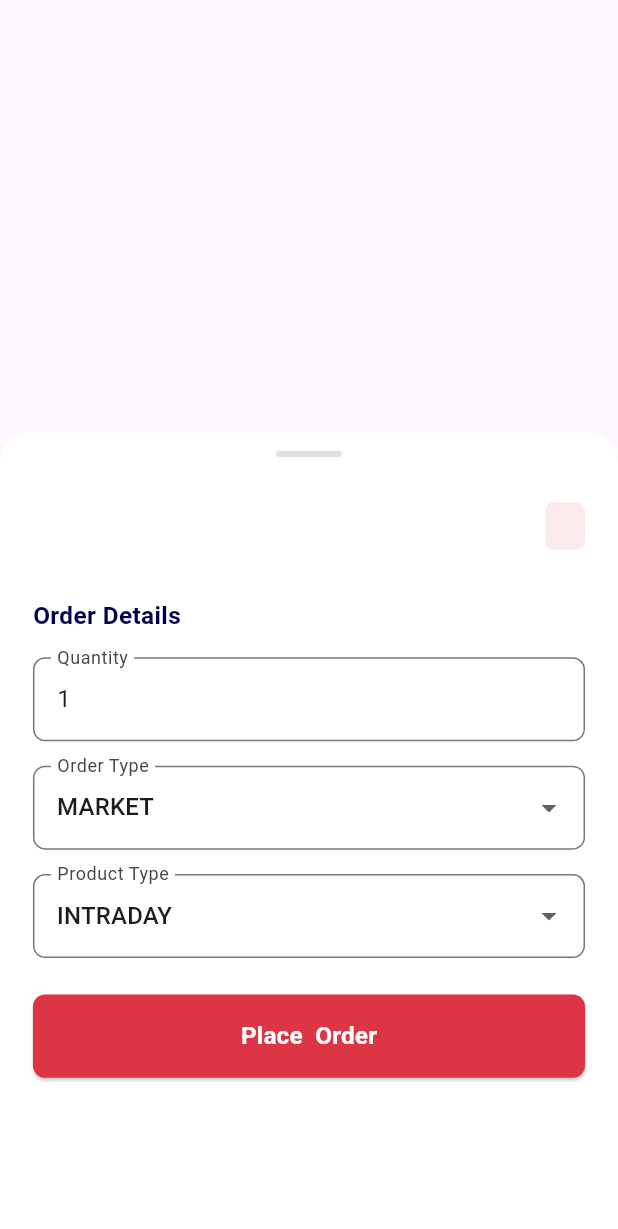
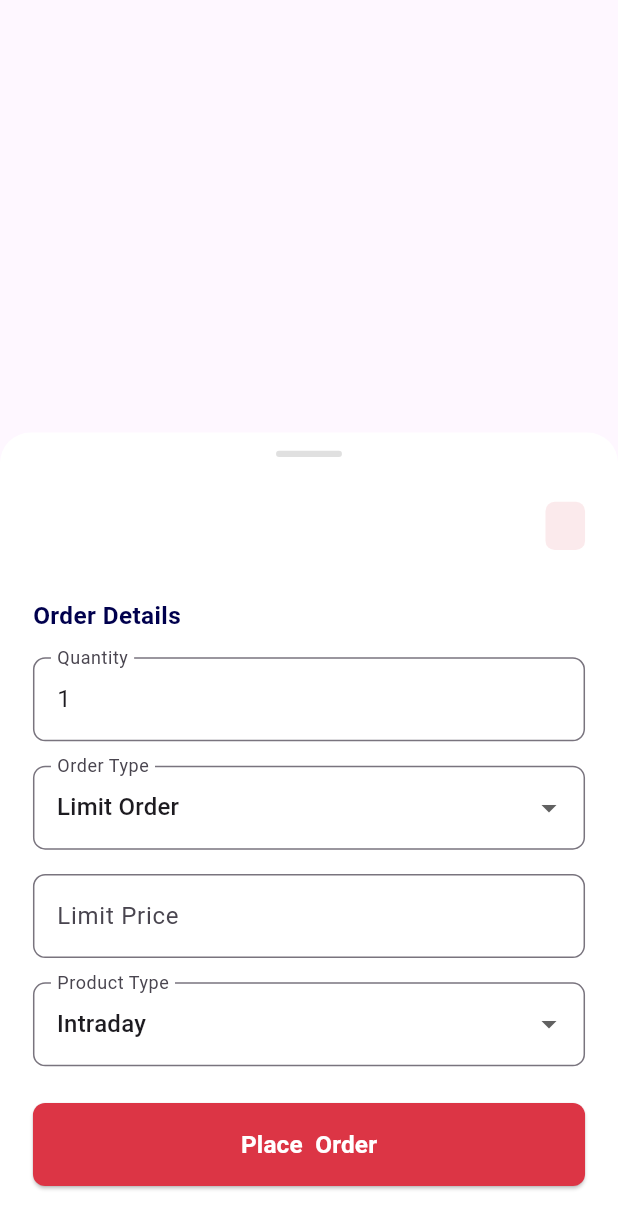
Before and after one commit to iamangiri/classia_user, a Flutter app: the _OrderBottomSheet widget shown alone on an empty page, opened directly with empty values, on a phone screen of 412 x 824 dp. Shown: the top 1229 px of the screen. Run offline on Flutter 3.47's test engine with Material 3 defaults, Android fonts, the phone set to English and light mode, and no system bars; our stand-ins replace cached_network_image, carousel_slider, convex_bottom_bar, equatable, flutter_screenutil, fluttertoast and 9 more; missing offline and left inert: razorpay_flutter; accounts and stored records are empty; network calls fail; project files that could hold a hidden picture were left out.

Commit message:
Fixed place order bug

```diff
--- a/lib/screen/market/market_stock_chart_screen.dart
+++ b/lib/screen/market/market_stock_chart_screen.dart
@@ -165,18 +165,17 @@ class _OrderBottomSheet extends StatefulWidget {
   @override
   State<_OrderBottomSheet> createState() => _OrderBottomSheetState();
 }
-
 class _OrderBottomSheetState extends State<_OrderBottomSheet> {
   bool _isLoading = false;
   final TextEditingController _qtyController = TextEditingController(text: '1');
   final TextEditingController _priceController = TextEditingController();
-  String _selectedOrderType = 'MARKET';
-  String _selectedProduct = 'INTRADAY';
+  String _selectedOrderType = 'RL'; // Changed from 'MARKET' to 'RL'
+  String _selectedProduct = 'I'; // Changed from 'INTRADAY' to 'I'
 
   @override
   void initState() {
     super.initState();
-    _selectedOrderType = 'MARKET';
+    _selectedOrderType = 'RL'; // Regular Limit (Market Order)
   }
 
   Future<void> _placeOrder() async {
@@ -185,8 +184,8 @@ class _OrderBottomSheetState extends State<_OrderBottomSheet> {
       return;
     }
 
-    // Validate price for LIMIT orders
-    if (_selectedOrderType == 'LIMIT' || _selectedOrderType == 'SL') {
+    // Validate price for LIMIT orders (RL requires price, RL-M doesn't)
+    if (_selectedOrderType == 'RL' || _selectedOrderType == 'SL') {
       if (_priceController.text.isEmpty || double.tryParse(_priceController.text) == null) {
         _showSnackBar('Please enter valid price', isError: true);
         return;
@@ -199,10 +198,11 @@ class _OrderBottomSheetState extends State<_OrderBottomSheet> {
       double limitPrice = 0;
       double slPrice = 0;
 
-      if (_selectedOrderType == 'LIMIT') {
+      if (_selectedOrderType == 'RL') {
         limitPrice = double.parse(_priceController.text);
       } else if (_selectedOrderType == 'SL') {
         slPrice = double.parse(_priceController.text);
+        limitPrice = double.parse(_priceController.text);
       }
 
       final response = await BajajApiService.placeOrder(
@@ -245,7 +245,7 @@ class _OrderBottomSheetState extends State<_OrderBottomSheet> {
   @override
   Widget build(BuildContext context) {
     final isBuy = widget.buySell == 'BUY';
-    final showPriceField = _selectedOrderType == 'LIMIT' || _selectedOrderType == 'SL';
+    final showPriceField = _selectedOrderType == 'RL' || _selectedOrderType == 'SL';
 
     return DraggableScrollableSheet(
       initialChildSize: 0.65,
@@ -361,7 +361,7 @@ class _OrderBottomSheetState extends State<_OrderBottomSheet> {
                       ),
                       SizedBox(height: 16.h),
 
-                      // Order Type Dropdown
+                      // Order Type Dropdown (FIXED - Using correct API values)
                       DropdownButtonFormField<String>(
                         value: _selectedOrderType,
                         decoration: InputDecoration(
@@ -370,30 +370,31 @@ class _OrderBottomSheetState extends State<_OrderBottomSheet> {
                             borderRadius: BorderRadius.circular(8.r),
                           ),
                         ),
-                        items: ['MARKET', 'LIMIT', 'SL', 'SL-M']
-                            .map((type) => DropdownMenuItem(
-                          value: type,
-                          child: Text(type),
-                        ))
-                            .toList(),
+                        items: [
+                          DropdownMenuItem(value: 'RL-M', child: Text('Market Order')),
+                          DropdownMenuItem(value: 'RL', child: Text('Limit Order')),
+                          DropdownMenuItem(value: 'SL', child: Text('Stop Loss')),
+                          DropdownMenuItem(value: 'SL-M', child: Text('Stop Loss Market')),
+                        ],
                         onChanged: (value) {
                           setState(() {
                             _selectedOrderType = value!;
-                            if (!showPriceField) {
+                            // Clear price field for market orders
+                            if (value == 'RL-M' || value == 'SL-M') {
                               _priceController.clear();
                             }
                           });
                         },
                       ),
 
-                      // Price field for LIMIT and SL orders
+                      // Price field for RL and SL orders
                       if (showPriceField) ...[
                         SizedBox(height: 16.h),
                         TextField(
                           controller: _priceController,
                           keyboardType: TextInputType.numberWithOptions(decimal: true),
                           decoration: InputDecoration(
-                            labelText: _selectedOrderType == 'LIMIT' ? 'Limit Price' : 'Stop Loss Price',
+                            labelText: _selectedOrderType == 'RL' ? 'Limit Price' : 'Stop Loss Price',
                             hintText: 'Enter price',
                             border: OutlineInputBorder(
                               borderRadius: BorderRadius.circular(8.r),
@@ -407,7 +408,7 @@ class _OrderBottomSheetState extends State<_OrderBottomSheet> {
                       ],
                       SizedBox(height: 16.h),
 
-                      // Product Type Dropdown
+                      // Product Type Dropdown (FIXED - Using correct API values)
                       DropdownButtonFormField<String>(
                         value: _selectedProduct,
                         decoration: InputDecoration(
@@ -416,12 +417,11 @@ class _OrderBottomSheetState extends State<_OrderBottomSheet> {
                             borderRadius: BorderRadius.circular(8.r),
                           ),
                         ),
-                        items: ['INTRADAY', 'DELIVERY', 'MTF']
-                            .map((type) => DropdownMenuItem(
-                          value: type,
-                          child: Text(type),
-                        ))
-                            .toList(),
+                        items: [
+                          DropdownMenuItem(value: 'I', child: Text('Intraday')),
+                          DropdownMenuItem(value: 'D', child: Text('Delivery')),
+                          DropdownMenuItem(value: 'MTF', child: Text('Margin Trading')),
+                        ],
                         onChanged: (value) {
                           setState(() => _selectedProduct = value!);
                         },
--- a/lib/service/apiservice/bajaj_api_service.dart
+++ b/lib/service/apiservice/bajaj_api_service.dart
@@ -408,6 +408,7 @@ class BajajApiService {
         },
       );
 
+
       print('Bajaj Place Order API Response Status: ${response.statusCode}');
       print('Bajaj Place Order API Response Body: ${response.body}');
 
```
Also changed, not shown: lib/screen/basket/basket_invest_screen.dart (+29 -5 lines).
